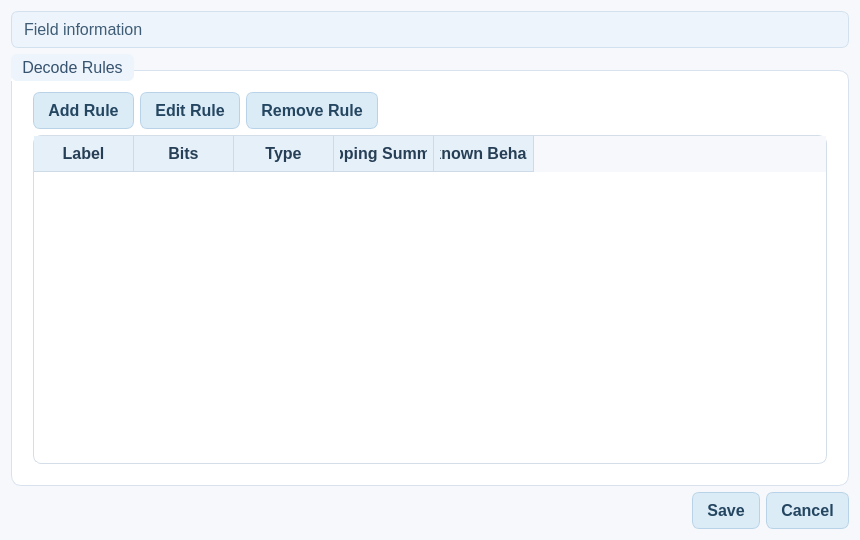
First picture: the form in forms/BitfieldDecoderDialog.ui, repository rohityaduvxnshi/pcapfile, before the edit.
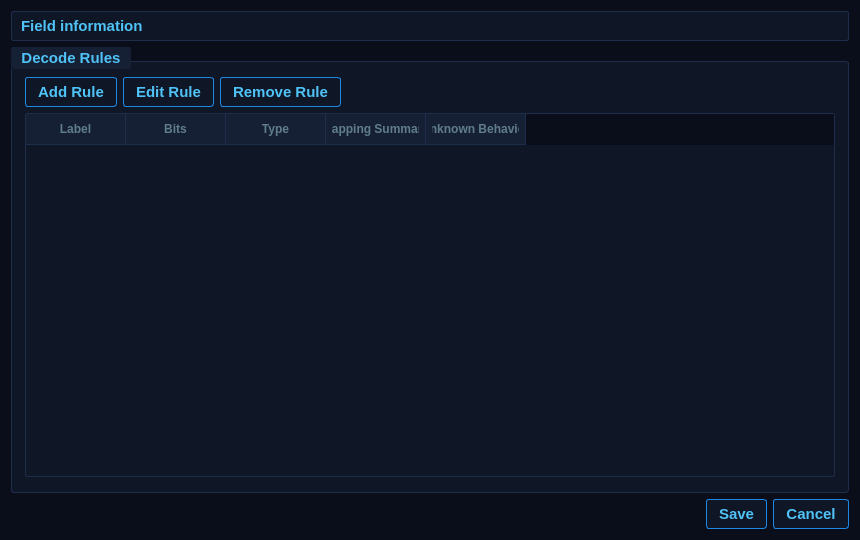
Second picture: the form after the edit.

The edit to the form file:
```diff
--- a/forms/BitfieldDecoderDialog.ui
+++ b/forms/BitfieldDecoderDialog.ui
@@ -4,7 +4,7 @@
  <widget class="QDialog" name="BitfieldDecoderDialog">
   <property name="geometry"><rect><x>0</x><y>0</y><width>860</width><height>540</height></rect></property>
   <property name="windowTitle"><string>Bitfield Decoder</string></property>
-  <property name="styleSheet"><string>QWidget{font-family:&quot;Segoe UI&quot;,&quot;Noto Sans&quot;,Arial;font-size:12pt;color:#24313f;background-color:#f6f8fb;}QDialog{background-color:#f6f8fb;}QGroupBox{background-color:#ffffff;border:1px solid #d8e2ee;border-radius:10px;margin-top:16px;padding:12px;}QGroupBox::title{subcontrol-origin:margin;subcontrol-position:top left;padding:4px 9px;color:#36536f;background-color:#edf4fb;border-radius:6px;font-weight:600;}QPushButton{background-color:#dcecf7;border:1px solid #b8d3e7;border-radius:7px;padding:8px 14px;color:#244660;font-weight:600;}QPushButton:hover{background-color:#cfe4f3;}QTableWidget{background-color:#ffffff;alternate-background-color:#f3f8fc;gridline-color:#d7e2ed;border:1px solid #d4dee9;border-radius:8px;selection-background-color:#c8def0;selection-color:#162536;}QHeaderView::section{background-color:#e6f0f8;color:#263f56;border:0px;border-right:1px solid #cddae7;border-bottom:1px solid #cddae7;padding:6px;font-weight:600;}QLabel#lblInfo{color:#3f5d76;background-color:#edf4fb;border:1px solid #d3e1ee;border-radius:7px;padding:8px;}</string></property>
+  <property name="styleSheet"><string>QWidget{font-family:&quot;Bahnschrift&quot;,&quot;Arial Narrow&quot;,Arial;font-size:11pt;font-weight:600;color:#ccd6f6;background-color:#0a0e1a;}QDialog{background-color:#0a0e1a;}QGroupBox{background-color:#0f1626;border:1px solid #1e2d4a;border-radius:3px;margin-top:14px;padding:6px 4px;}QGroupBox::title{subcontrol-origin:margin;subcontrol-position:top left;padding:2px 8px;color:#4fc3f7;background-color:#162035;border-radius:2px;font-weight:700;}QPushButton{background-color:#0f1626;border:1px solid #1e88e5;border-radius:3px;padding:5px 12px;color:#4fc3f7;font-weight:700;}QPushButton:hover{background-color:#1c3a6e;color:#ffffff;}QPushButton:pressed{background-color:#1565c0;}QTableWidget{background-color:#0f1626;alternate-background-color:#0c1220;gridline-color:#1a2540;border:1px solid #1e2d4a;border-radius:2px;selection-background-color:#1c3a6e;selection-color:#e8f0fe;}QHeaderView::section{background-color:#162035;color:#607d8b;border:0px;border-right:1px solid #1e2d4a;border-bottom:1px solid #1e2d4a;padding:4px 6px;font-weight:700;font-size:9pt;}QScrollBar:vertical{background:#0a0e1a;width:6px;border-radius:3px;}QScrollBar::handle:vertical{background:#1e2d4a;border-radius:3px;}QScrollBar::handle:vertical:hover{background:#1e88e5;}QScrollBar::add-line,QScrollBar::sub-line{width:0;height:0;}QLabel#lblInfo{color:#4fc3f7;background-color:#0f1626;border:1px solid #1e2d4a;border-radius:2px;padding:5px;}</string></property>
   <layout class="QVBoxLayout" name="mainLayout">
    <item><widget class="QLabel" name="lblInfo"><property name="text"><string>Field information</string></property><property name="wordWrap"><bool>true</bool></property></widget></item>
    <item><widget class="QGroupBox" name="ruleGroup"><property name="title"><string>Decode Rules</string></property><layout class="QVBoxLayout" name="ruleGroupLayout"><item><layout class="QHBoxLayout" name="ruleButtonLayout"><item><widget class="QPushButton" name="btnAddRule"><property name="text"><string>Add Rule</string></property></widget></item><item><widget class="QPushButton" name="btnEditRule"><property name="text"><string>Edit Rule</string></property></widget></item><item><widget class="QPushButton" name="btnRemoveRule"><property name="text"><string>Remove Rule</string></property></widget></item><item><spacer name="ruleButtonStretch"><property name="orientation"><enum>Qt::Horizontal</enum></property><property name="sizeHint" stdset="0"><size><width>40</width><height>20</height></size></property></spacer></item></layout></item><item><widget class="QTableWidget" name="tblRules"><property name="alternatingRowColors"><bool>true</bool></property><property name="selectionBehavior"><enum>QAbstractItemView::SelectRows</enum></property><property name="selectionMode"><enum>QAbstractItemView::SingleSelection</enum></property><property name="editTriggers"><set>QAbstractItemView::NoEditTriggers</set></property><column><property name="text"><string>Label</string></property></column><column><property name="text"><string>Bits</string></property></column><column><property name="text"><string>Type</string></property></column><column><property name="text"><string>Mapping Summary</string></property></column><column><property name="text"><string>Unknown Behavior</string></property></column></widget></item></layout></widget></item>
```
